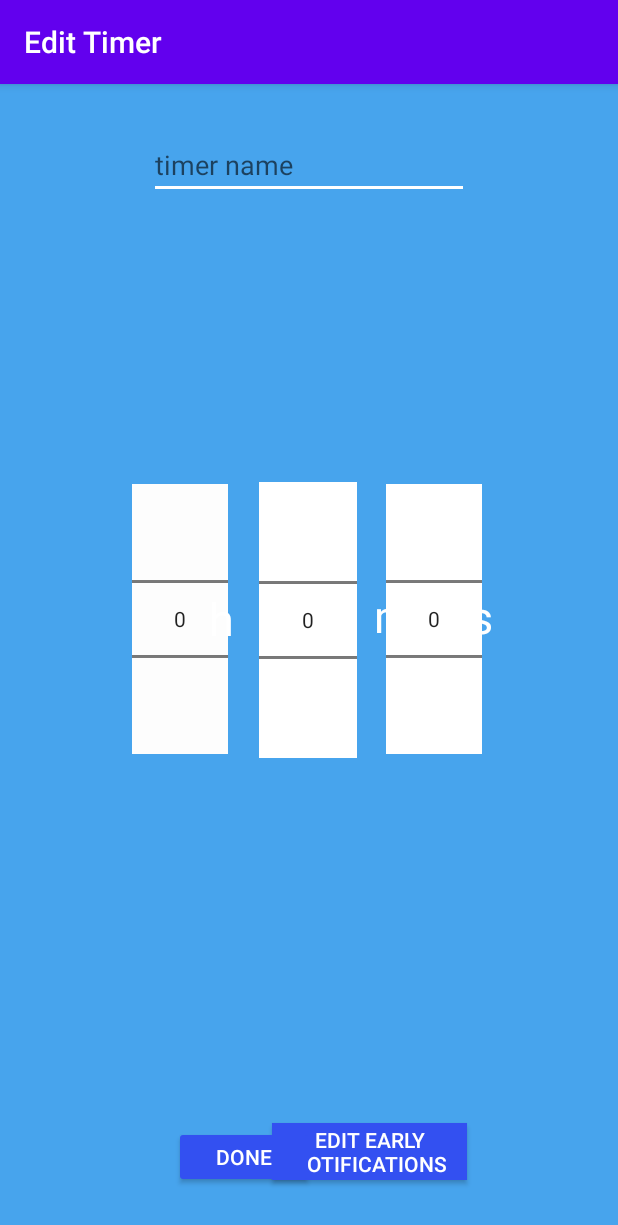
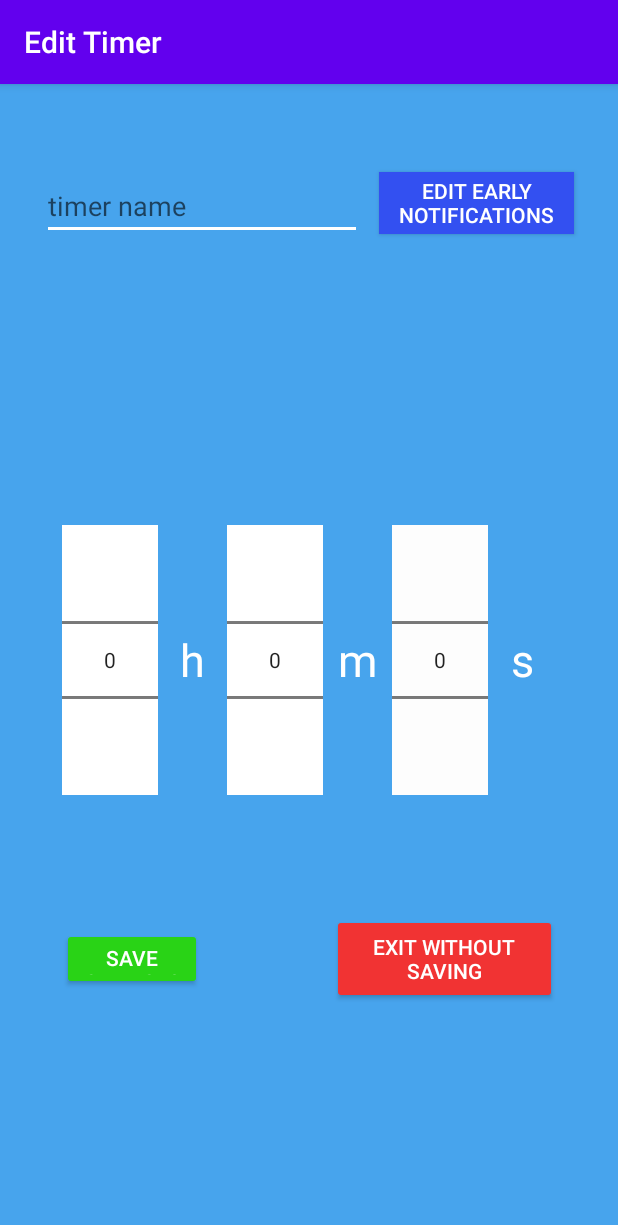
Before and after one commit to Nathanieljg/JuniorDesign, an Android app: the EditTimerActivity screen opened directly, with no data from a screen before it, on a phone screen of 412 x 824 dp. Shown: the top 1225 px of the screen. Run offline under Robolectric (Android 15) with nearby library versions, the light colour scheme and no system bars; 2 statements that could not run were skipped.

Commit message:
Added exit without saving button

```diff
--- a/app/src/main/java/com/example/juniordesigntest/EditTimerActivity.java
+++ b/app/src/main/java/com/example/juniordesigntest/EditTimerActivity.java
@@ -42,6 +42,7 @@ public class EditTimerActivity<mTimerObjectList> extends AppCompatActivity {
     private TextView letterS;
     private Button buttonDone;
     private Button earlyNotificationButton;
+    private Button exitWithoutSavingButton;
     private int pos;
     private AlarmManagerScheduler alarmManagerScheduler;
     private static final long DAY_AS_MILLI = 24 * 60 * 60 * 1000;
@@ -91,6 +92,14 @@ public class EditTimerActivity<mTimerObjectList> extends AppCompatActivity {
         buttonDone.setOnClickListener(new View.OnClickListener() {
             public void onClick(View v) {
                 editAlarm(timer);
+            }
+        });
+
+        exitWithoutSavingButton = findViewById(R.id.buttonExitWithoutSaving);
+        exitWithoutSavingButton.setOnClickListener(new View.OnClickListener() {
+            @Override
+            public void onClick(View v) {
+                exitWithoutSaving(v);
             }
         });
 
@@ -185,87 +194,9 @@ public class EditTimerActivity<mTimerObjectList> extends AppCompatActivity {
                 earlyReminder.notificationId = earlyWarningNotificationId;
             }
 
-//            CountDownTimer countDown = new CountDownTimer(remainingTimerTime, 1000) {
-//                @Override
-//                public void onTick(long millisUntilFinished) {
-//                    long[] toRemove = null;
-//                    List<EarlyNotificationObject> earlyNotifications = timer.getEarlyNotifications();
-//
-//                    for (EarlyNotificationObject earlyReminder: earlyNotifications) {
-//                        if (millisUntilFinished <= earlyReminder[0] + earlyReminder[1] + earlyReminder[2]){
-//                            sendNotification(earlyReminder[0] / 3600000 + " Hours, " + earlyReminder[1] / 60000 +
-//                                    " Minutes, " + earlyReminder[2] / 1000 + " Seconds Remaining!");
-//                            toRemove = earlyReminder;
-//                        }
-//                    }
-//                    if (toRemove != null) { //removes the already triggered notification
-//                        earlyNotifications.remove(toRemove);
-//                    }
-//                }
-//
-//                @RequiresApi(api = Build.VERSION_CODES.O)
-//                @Override
-//                public void onFinish() {
-//                    sendNotification("Timer complete!");
-//                    GlobalTimerList.alarmList.remove(timer);
-//                }
-//                public void sendNotification(String contentText) {
-//                    Uri notification = RingtoneManager.getDefaultUri(RingtoneManager.TYPE_NOTIFICATION);
-//                    Ringtone r = RingtoneManager.getRingtone(getApplicationContext(), notification);
-//                    r.play();
-//
-//                    if (Build.VERSION.SDK_INT >= Build.VERSION_CODES.O) {
-//                        CharSequence name = "ATTAK_timer";
-//                        String description = "Channel for timer notifications";
-//                        int importance = NotificationManager.IMPORTANCE_HIGH;
-//                        NotificationChannel channel = new NotificationChannel("test", name, importance);
-//                        channel.setDescription(description);
-//                        // Register the channel with the system; you can't change the importance
-//                        // or other notification behaviors after this
-//                        NotificationManager notificationManager = getSystemService(NotificationManager.class);
-//                        notificationManager.createNotificationChannel(channel);
-//                    }
-//
-////                     TODO: add intent functionality so that clicking on the notification will stop alarm and take you to alarm details
-////                    Intent intent = new Intent(this, AlertDetails.class);
-////                    intent.setFlags(Intent.FLAG_ACTIVITY_NEW_TASK | Intent.FLAG_ACTIVITY_CLEAR_TASK);
-////                    PendingIntent pendingIntent = PendingIntent.getActivity(getApplicationContext(), 0, intent, 0);
-//
-//                    NotificationCompat.Builder builder = new NotificationCompat.Builder(getApplicationContext(), "test" )
-//                            .setSmallIcon(R.drawable.ic_baseline_notification_important_24)
-//                            .setContentTitle(timer.getTimerName())
-//                            .setContentText(contentText)
-//                            .setPriority(NotificationCompat.PRIORITY_DEFAULT);
-////                            .setContentIntent(pendingIntent)
-////                            .setAutoCancel(true);
-//                    int notificationId = 0;
-//                    NotificationManagerCompat notificationManager = NotificationManagerCompat.from(getApplicationContext());
-//                    // notificationId is a unique int for each notification that you must define
-//                    notificationManager.notify(notificationId, builder.build());
-//                    notificationId++;
-//                }
-//
-//            };
-//            timer.setCountDown(countDown);
-//            countDown.start();
-
-//            // Create main alarms
-//            int timerNotificationId = scheduleNotification(
-//                    getNotification(timer.getTimerName(), "Timer Complete"),
-//                    timer.getExpirationTime());
-//            timer.setAlarmId(timerNotificationId);
-//
-//            // Create early notification alarms
-//            for (EarlyNotificationObject earlyReminder: timer.getEarlyNotifications()) {
-//                int earlyWarningNotificationId = scheduleNotification(
-//                        getNotification(timer.getTimerName(), "Early Warning"),
-//                        timer.getExpirationTime() - earlyReminder.getEarlyWarningLength());
-//                earlyReminder.notificationId = earlyWarningNotificationId;
-//            }
-
             Toast toast = Toast.makeText(getApplicationContext(), "Timer Added", Toast.LENGTH_SHORT);
             toast.show();
-            Intent myIntent = new Intent(EditTimerActivity.this, HomeScreen.class);
+            Intent myIntent = new Intent(EditTimerActivity.this, ViewTimers.class);
             EditTimerActivity.this.startActivity(myIntent);
         }
 
@@ -287,4 +218,9 @@ public class EditTimerActivity<mTimerObjectList> extends AppCompatActivity {
                 || countMinutes != minutes.getValue()
                 || countSeconds != seconds.getValue());
     }
+
+    public void exitWithoutSaving(View view) {
+        Intent intent = new Intent(EditTimerActivity.this, ViewTimers.class);
+        startActivity(intent);
+    }
 }
--- a/app/src/main/res/layout/activity_edit.xml
+++ b/app/src/main/res/layout/activity_edit.xml
@@ -32,119 +32,107 @@
         android:textColor="#FFFFFF"
         app:layout_constraintBottom_toBottomOf="parent"
         app:layout_constraintEnd_toEndOf="parent"
-        app:layout_constraintHorizontal_bias="0.499"
+        app:layout_constraintHorizontal_bias="0.141"
         app:layout_constraintStart_toStartOf="parent"
         app:layout_constraintTop_toTopOf="parent"
-        app:layout_constraintVertical_bias="0.043" />
+        app:layout_constraintVertical_bias="0.081" />
+
+    <LinearLayout
+        android:id="@+id/linearLayout"
+        android:layout_width="wrap_content"
+        android:layout_height="wrap_content"
+        app:layout_constraintBottom_toBottomOf="parent"
+        app:layout_constraintEnd_toEndOf="parent"
+        app:layout_constraintStart_toStartOf="parent"
+        app:layout_constraintTop_toTopOf="parent">
 
         <NumberPicker
             android:id="@+id/editNumberPickerSeconds"
             android:layout_width="wrap_content"
             android:layout_height="wrap_content"
-        android:background="#FFFFFF"
-        app:layout_constraintBottom_toBottomOf="parent"
-        app:layout_constraintEnd_toEndOf="parent"
-        app:layout_constraintHorizontal_bias="0.74"
-        app:layout_constraintStart_toStartOf="parent"
-        app:layout_constraintTop_toTopOf="parent"
-        app:layout_constraintVertical_bias="0.454" />
+            android:background="#FFFFFF" />
+
+        <TextView
+            android:id="@+id/editTextViewH"
+            android:layout_width="46dp"
+            android:layout_height="match_parent"
+            android:gravity="center"
+            android:text="@string/hours_text"
+            android:textColor="#FFFFFF"
+            android:textSize="30sp" />
 
         <NumberPicker
             android:id="@+id/editNumberPickerMinutes"
-        android:layout_width="65dp"
-        android:layout_height="184dp"
-        android:background="#FFFFFF"
-        app:layout_constraintBottom_toBottomOf="parent"
-        app:layout_constraintEnd_toEndOf="parent"
-        app:layout_constraintHorizontal_bias="0.499"
-        app:layout_constraintStart_toStartOf="parent"
-        app:layout_constraintTop_toTopOf="parent"
-        app:layout_constraintVertical_bias="0.454" />
+            android:layout_width="wrap_content"
+            android:layout_height="wrap_content"
+            android:background="#FFFFFF" />
+
+        <TextView
+            android:id="@+id/editTextViewM"
+            android:layout_width="46dp"
+            android:layout_height="match_parent"
+            android:gravity="center"
+            android:text="@string/minutes_text"
+            android:textColor="#FFFFFF"
+            android:textSize="30sp" />
 
         <NumberPicker
             android:id="@+id/editNumberPickerHours"
             android:layout_width="wrap_content"
             android:layout_height="wrap_content"
             android:background="#FDFDFD"
-        android:foregroundTint="#FFFFFF"
-        app:layout_constraintBottom_toBottomOf="parent"
-        app:layout_constraintEnd_toEndOf="parent"
-        app:layout_constraintHorizontal_bias="0.253"
-        app:layout_constraintStart_toStartOf="parent"
-        app:layout_constraintTop_toTopOf="parent"
-        app:layout_constraintVertical_bias="0.454" />
-
-    <TextView
-        android:id="@+id/editTextViewH"
-        android:layout_width="46dp"
-        android:layout_height="102dp"
-        android:gravity="center"
-        android:text="@string/hours_text"
-        android:textColor="#FFFFFF"
-        android:textSize="30sp"
-        app:layout_constraintBottom_toBottomOf="@+id/editEarlyNotificationsButton"
-        app:layout_constraintEnd_toEndOf="parent"
-        app:layout_constraintHorizontal_bias="0.34"
-        app:layout_constraintStart_toStartOf="parent"
-        app:layout_constraintTop_toTopOf="parent"
-        app:layout_constraintVertical_bias="0.486" />
-
-    <TextView
-        android:id="@+id/editTextViewM"
-        android:layout_width="46dp"
-        android:layout_height="102dp"
-        android:gravity="center"
-        android:text="@string/minutes_text"
-        android:textColor="#FFFFFF"
-        android:textSize="30sp"
-        app:layout_constraintBottom_toBottomOf="@+id/editNumberPickerMinutes"
-        app:layout_constraintEnd_toEndOf="parent"
-        app:layout_constraintHorizontal_bias="0.013"
-        app:layout_constraintStart_toEndOf="@+id/editNumberPickerMinutes"
-        app:layout_constraintTop_toTopOf="@+id/editNumberPickerMinutes"
-        app:layout_constraintVertical_bias="0.461" />
+            android:foregroundTint="#FFFFFF" />
 
         <TextView
             android:id="@+id/editTextViewS"
             android:layout_width="46dp"
-        android:layout_height="102dp"
+            android:layout_height="match_parent"
             android:gravity="center"
             android:text="@string/seconds_text"
             android:textColor="#FFFFFF"
-        android:textSize="30sp"
-        app:layout_constraintBottom_toBottomOf="parent"
-        app:layout_constraintEnd_toEndOf="parent"
-        app:layout_constraintHorizontal_bias="0.814"
-        app:layout_constraintStart_toStartOf="parent"
-        app:layout_constraintTop_toTopOf="parent"
-        app:layout_constraintVertical_bias="0.456" />
+            android:textSize="30sp" />
+    </LinearLayout>
 
     <Button
         android:id="@+id/editEarlyNotificationsButton"
         android:layout_width="130dp"
-        android:layout_height="38dp"
+        android:layout_height="41dp"
         android:background="#3350F1"
         android:text="edit early notifications"
         android:textColor="#FFFFFF"
-        app:layout_constraintBottom_toBottomOf="parent"
+        app:layout_constraintBottom_toBottomOf="@+id/alarmNameEditText"
         app:layout_constraintEnd_toEndOf="parent"
-        app:layout_constraintHorizontal_bias="0.643"
-        app:layout_constraintStart_toStartOf="parent"
-        app:layout_constraintTop_toTopOf="parent"
-        app:layout_constraintVertical_bias="0.949" />
+        app:layout_constraintHorizontal_bias="0.802"
+        app:layout_constraintStart_toEndOf="@+id/buttonDone"
+        app:layout_constraintTop_toTopOf="@+id/alarmNameEditText"
+        app:layout_constraintVertical_bias="0.0" />
 
     <Button
         android:id="@+id/buttonDone"
         android:layout_width="93dp"
         android:layout_height="41dp"
-        android:backgroundTint="#3350F1"
-        android:text="DONE"
+        android:backgroundTint="#29D316"
+        android:text="save changes"
         android:textColor="#FFFFFF"
         app:layout_constraintBottom_toBottomOf="parent"
-        app:layout_constraintEnd_toEndOf="parent"
-        app:layout_constraintHorizontal_bias="0.365"
-        app:layout_constraintStart_toStartOf="parent"
-        app:layout_constraintTop_toTopOf="parent"
-        app:layout_constraintVertical_bias="0.956" />
+        app:layout_constraintEnd_toEndOf="@+id/linearLayout"
+        app:layout_constraintHorizontal_bias="0.0"
+        app:layout_constraintStart_toStartOf="@+id/linearLayout"
+        app:layout_constraintTop_toBottomOf="@+id/linearLayout"
+        app:layout_constraintVertical_bias="0.351" />
+
+    <Button
+        android:id="@+id/buttonExitWithoutSaving"
+        android:layout_width="150dp"
+        android:layout_height="60dp"
+        android:backgroundTint="#F13333"
+        android:text="exit without saving"
+        android:textColor="#FFFFFF"
+        app:layout_constraintBottom_toBottomOf="@+id/buttonDone"
+        app:layout_constraintEnd_toEndOf="@+id/linearLayout"
+        app:layout_constraintHorizontal_bias="1.0"
+        app:layout_constraintStart_toEndOf="@+id/buttonDone"
+        app:layout_constraintTop_toTopOf="@+id/buttonDone"
+        app:layout_constraintVertical_bias="0.526" />
 
 </androidx.constraintlayout.widget.ConstraintLayout>
--- a/app/src/main/res/layout/content_add_timer.xml
+++ b/app/src/main/res/layout/content_add_timer.xml
@@ -113,24 +113,24 @@
         android:textColor="#FFFFFF"
         app:layout_constraintBottom_toBottomOf="parent"
         app:layout_constraintEnd_toEndOf="parent"
-        app:layout_constraintHorizontal_bias="0.084"
         app:layout_constraintStart_toStartOf="parent"
         app:layout_constraintTop_toTopOf="parent"
-        app:layout_constraintVertical_bias="0.058" />
+        app:layout_constraintVertical_bias="0.043" />
 
     <RadioGroup
         android:id="@+id/radioGroup"
         android:layout_width="435dp"
         android:layout_height="70dp"
-        android:layout_marginStart="4dp"
         android:background="#47A4ED"
         android:checkedButton="@+id/radioButtonCountdown"
         android:orientation="horizontal"
         android:weightSum="1"
         app:layout_constraintBottom_toBottomOf="parent"
+        app:layout_constraintEnd_toEndOf="parent"
+        app:layout_constraintHorizontal_bias="0.189"
         app:layout_constraintStart_toStartOf="parent"
         app:layout_constraintTop_toTopOf="parent"
-        app:layout_constraintVertical_bias="0.164"
+        app:layout_constraintVertical_bias="0.228"
         tools:ignore="MissingConstraints">
 
 
--- a/app/src/main/res/layout/fragment_alarm_list.xml
+++ b/app/src/main/res/layout/fragment_alarm_list.xml
@@ -1,7 +1,7 @@
 <?xml version="1.0" encoding="utf-8"?>
 <TableLayout xmlns:android="http://schemas.android.com/apk/res/android"
     xmlns:tools="http://schemas.android.com/tools"
-    android:layout_width="wrap_content"
+    android:layout_width="fill_parent"
     android:layout_height="wrap_content"
     android:background="#47A4ED"
     android:orientation="horizontal"
@@ -16,6 +16,7 @@
             android:layout_width="75dp"
             android:layout_height="wrap_content"
             android:layout_margin="@dimen/text_margin"
+            android:layout_gravity="center_vertical"
             android:text="00:00:00 (test)"
             android:textAppearance="?attr/textAppearanceListItem"
             android:textColor="#FFFFFF" />
@@ -25,6 +26,7 @@
             android:layout_width="170dp"
             android:layout_height="wrap_content"
             android:layout_margin="@dimen/text_margin"
+            android:layout_gravity="center_vertical"
             android:text="ALARM NAME TEST"
             android:textAppearance="?attr/textAppearanceListItem"
             android:textColor="#FFFFFF" />
@@ -41,6 +43,7 @@
             android:layout_width="110dp"
             android:layout_height="38dp"
             android:backgroundTint="#3350F1"
+            android:layout_gravity="center_vertical"
             android:text="Edit"
             android:textAppearance="@style/TextAppearance.AppCompat.Body1"
             android:textColor="#FFFFFF" />
```
Lines whose indentation alone changed are shown as unchanged.
